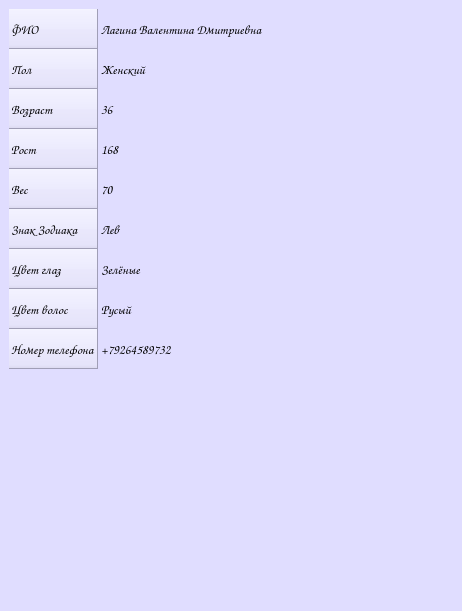
This is forms/search.ui in Cr1sspY/Dating_Agency as Qt 5 draws it before an edit. The edited form follows.
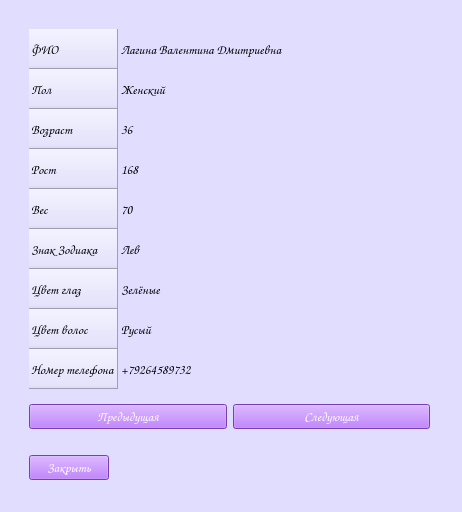
This is the edited form.

```diff
--- a/forms/search.ui
+++ b/forms/search.ui
@@ -7,9 +7,21 @@
     <x>0</x>
     <y>0</y>
     <width>462</width>
-    <height>611</height>
+    <height>512</height>
    </rect>
   </property>
+  <property name="minimumSize">
+   <size>
+    <width>462</width>
+    <height>512</height>
+   </size>
+  </property>
+  <property name="maximumSize">
+   <size>
+    <width>462</width>
+    <height>512</height>
+   </size>
+  </property>
   <property name="windowTitle">
    <string>Form</string>
   </property>
@@ -22,11 +34,45 @@
      <x>9</x>
      <y>9</y>
      <width>441</width>
-     <height>581</height>
+     <height>491</height>
     </rect>
    </property>
    <layout class="QVBoxLayout" name="verticalLayout">
     <item>
+     <spacer name="verticalSpacer">
+      <property name="orientation">
+       <enum>Qt::Vertical</enum>
+      </property>
+      <property name="sizeType">
+       <enum>QSizePolicy::Fixed</enum>
+      </property>
+      <property name="sizeHint" stdset="0">
+       <size>
+        <width>20</width>
+        <height>20</height>
+       </size>
+      </property>
+     </spacer>
+    </item>
+    <item>
+     <layout class="QHBoxLayout" name="horizontalLayout_4">
+      <item>
+       <spacer name="horizontalSpacer_4">
+        <property name="orientation">
+         <enum>Qt::Horizontal</enum>
+        </property>
+        <property name="sizeType">
+         <enum>QSizePolicy::Fixed</enum>
+        </property>
+        <property name="sizeHint" stdset="0">
+         <size>
+          <width>20</width>
+          <height>20</height>
+         </size>
+        </property>
+       </spacer>
+      </item>
+      <item>
      <widget class="QTableWidget" name="tableWidget">
       <property name="font">
        <font>
@@ -251,6 +297,163 @@
        </property>
       </item>
      </widget>
+      </item>
+      <item>
+       <spacer name="horizontalSpacer_5">
+        <property name="orientation">
+         <enum>Qt::Horizontal</enum>
+        </property>
+        <property name="sizeType">
+         <enum>QSizePolicy::Fixed</enum>
+        </property>
+        <property name="sizeHint" stdset="0">
+         <size>
+          <width>20</width>
+          <height>20</height>
+         </size>
+        </property>
+       </spacer>
+      </item>
+     </layout>
+    </item>
+    <item>
+     <layout class="QHBoxLayout" name="horizontalLayout_2">
+      <item>
+       <spacer name="horizontalSpacer">
+        <property name="orientation">
+         <enum>Qt::Horizontal</enum>
+        </property>
+        <property name="sizeType">
+         <enum>QSizePolicy::Fixed</enum>
+        </property>
+        <property name="sizeHint" stdset="0">
+         <size>
+          <width>20</width>
+          <height>20</height>
+         </size>
+        </property>
+       </spacer>
+      </item>
+      <item>
+       <widget class="QPushButton" name="btn_prev">
+        <property name="font">
+         <font>
+          <family>Comic Sans MS</family>
+          <pointsize>10</pointsize>
+         </font>
+        </property>
+        <property name="styleSheet">
+         <string notr="true">background-color: rgb(170, 85, 255);
+color: rgb(255, 255, 255);</string>
+        </property>
+        <property name="text">
+         <string>Предыдущая</string>
+        </property>
+       </widget>
+      </item>
+      <item>
+       <widget class="QPushButton" name="btn_next">
+        <property name="font">
+         <font>
+          <family>Comic Sans MS</family>
+          <pointsize>10</pointsize>
+         </font>
+        </property>
+        <property name="styleSheet">
+         <string notr="true">background-color: rgb(170, 85, 255);
+color: rgb(255, 255, 255);</string>
+        </property>
+        <property name="text">
+         <string>Следующая</string>
+        </property>
+       </widget>
+      </item>
+      <item>
+       <spacer name="horizontalSpacer_2">
+        <property name="orientation">
+         <enum>Qt::Horizontal</enum>
+        </property>
+        <property name="sizeType">
+         <enum>QSizePolicy::Fixed</enum>
+        </property>
+        <property name="sizeHint" stdset="0">
+         <size>
+          <width>20</width>
+          <height>20</height>
+         </size>
+        </property>
+       </spacer>
+      </item>
+     </layout>
+    </item>
+    <item>
+     <spacer name="verticalSpacer_3">
+      <property name="orientation">
+       <enum>Qt::Vertical</enum>
+      </property>
+      <property name="sizeType">
+       <enum>QSizePolicy::Fixed</enum>
+      </property>
+      <property name="sizeHint" stdset="0">
+       <size>
+        <width>20</width>
+        <height>20</height>
+       </size>
+      </property>
+     </spacer>
+    </item>
+    <item>
+     <layout class="QHBoxLayout" name="horizontalLayout_3">
+      <item>
+       <spacer name="horizontalSpacer_3">
+        <property name="orientation">
+         <enum>Qt::Horizontal</enum>
+        </property>
+        <property name="sizeType">
+         <enum>QSizePolicy::Fixed</enum>
+        </property>
+        <property name="sizeHint" stdset="0">
+         <size>
+          <width>20</width>
+          <height>20</height>
+         </size>
+        </property>
+       </spacer>
+      </item>
+      <item alignment="Qt::AlignLeft">
+       <widget class="QPushButton" name="btn_exit">
+        <property name="font">
+         <font>
+          <family>Comic Sans MS</family>
+          <pointsize>10</pointsize>
+         </font>
+        </property>
+        <property name="styleSheet">
+         <string notr="true">background-color: rgb(170, 85, 255);
+color: rgb(255, 255, 255);</string>
+        </property>
+        <property name="text">
+         <string>Закрыть</string>
+        </property>
+       </widget>
+      </item>
+     </layout>
+    </item>
+    <item>
+     <spacer name="verticalSpacer_2">
+      <property name="orientation">
+       <enum>Qt::Vertical</enum>
+      </property>
+      <property name="sizeType">
+       <enum>QSizePolicy::Fixed</enum>
+      </property>
+      <property name="sizeHint" stdset="0">
+       <size>
+        <width>20</width>
+        <height>20</height>
+       </size>
+      </property>
+     </spacer>
     </item>
    </layout>
   </widget>
```
Lines whose indentation alone changed are shown as unchanged.
